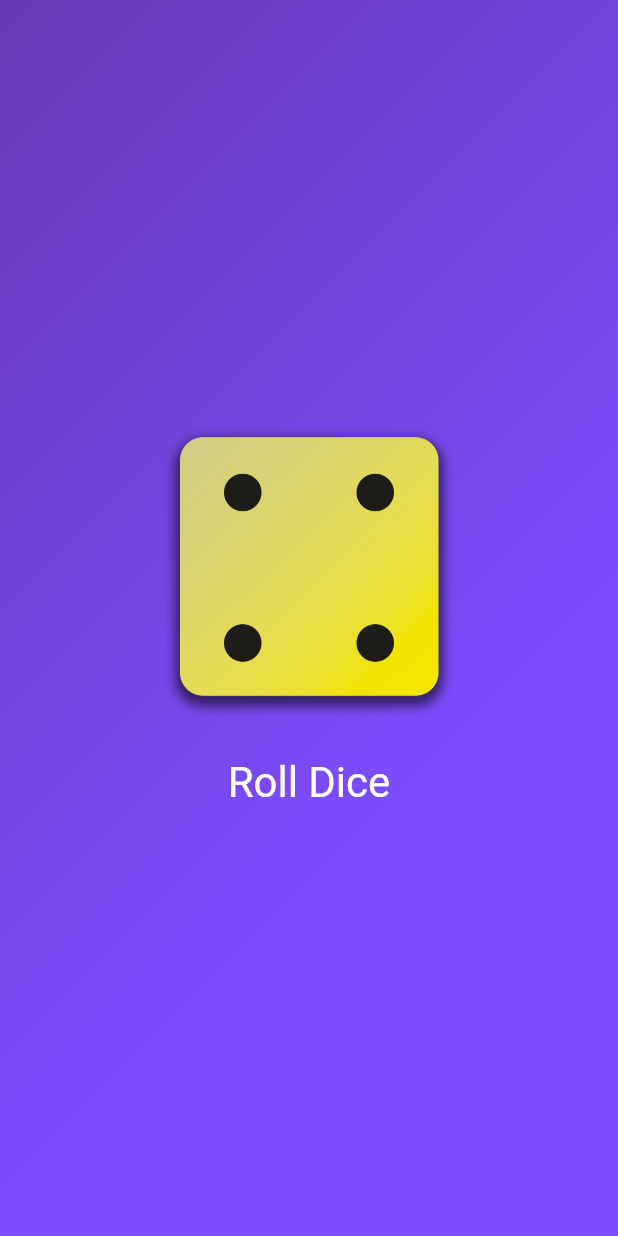
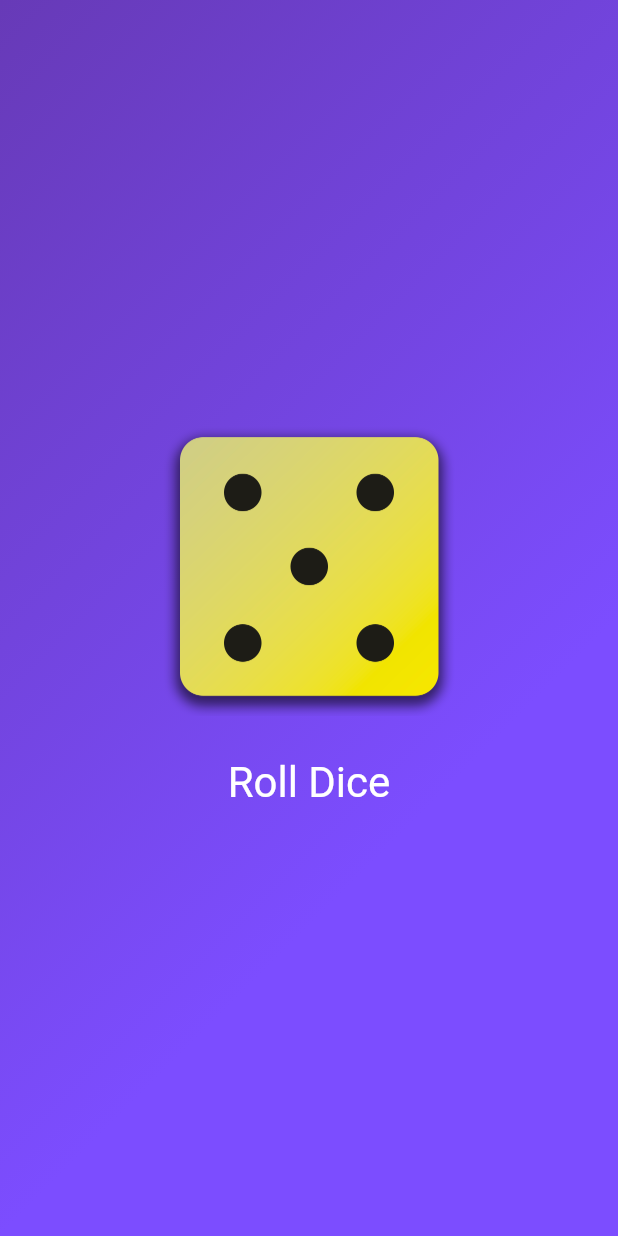
Before and after one commit to Danonovsky/flutter, a Flutter app: the screen it shows after launch, after a tap on "Roll Dice", on a phone screen of 412 x 824 dp. Run offline on Flutter 3.47's test engine with Material 2 defaults, Android fonts, the phone set to English and light mode, and no system bars.

Commit message:
Im so pro

```diff
--- a/first_app/lib/dice_roller.dart
+++ b/first_app/lib/dice_roller.dart
@@ -1,4 +1,7 @@
+import 'dart:math';
 import 'package:flutter/material.dart';
+
+final randomizer = Random();
 
 class DiceRoller extends StatefulWidget {
   const DiceRoller({super.key});
@@ -8,10 +11,10 @@ class DiceRoller extends StatefulWidget {
 }
 
 class _DiceRollerState extends State<DiceRoller> {
-  var activeDiceImage = 'assets/images/dice-1.png';
+  var currentDiceRoll = 2;
   rollDice() {
     setState(() {
-      activeDiceImage = 'assets/images/dice-4.png';
+      currentDiceRoll = randomizer.nextInt(6) + 1;
     });
   }
 
@@ -21,7 +24,7 @@ class _DiceRollerState extends State<DiceRoller> {
       mainAxisSize: MainAxisSize.min,
       children: [
         Image.asset(
-          activeDiceImage,
+          'assets/images/dice-$currentDiceRoll.png',
           width: 200,
         ),
         const SizedBox(
```
